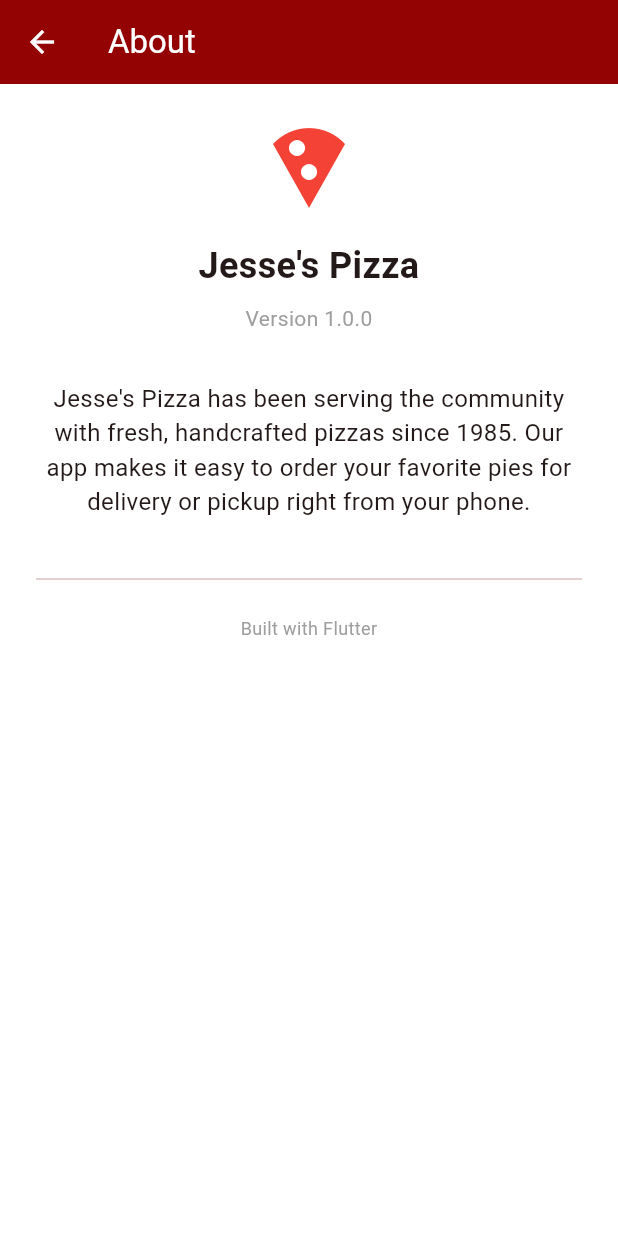
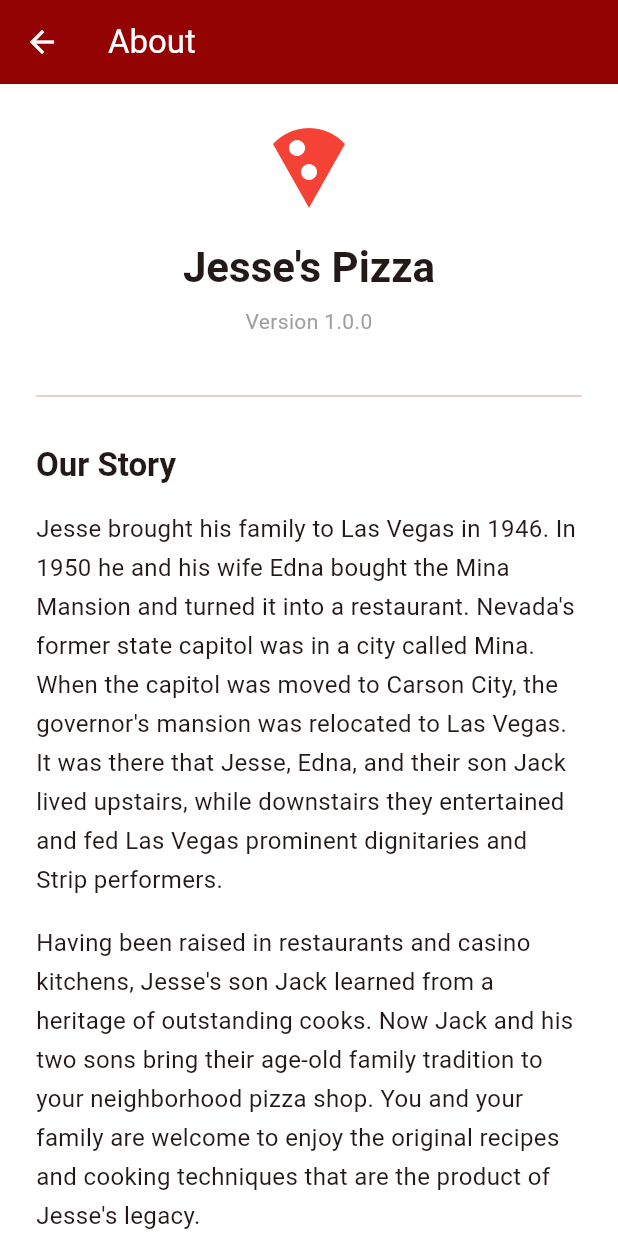
Before and after one commit to rick-duggan-ai/jesses-pizza, a Flutter app: the AboutScreen screen opened directly, on a phone screen of 412 x 824 dp. Run offline on Flutter 3.47's test engine with Material 3 defaults, Android fonts, the phone set to English and light mode, and no system bars; our stand-ins replace cached_network_image, device_info_plus, dio, equatable, flutter_bloc, flutter_secure_storage and 4 more; missing offline and left inert: signalr_netcore; accounts and stored records are empty; statements that could not run were skipped; project files that could hold a hidden picture were left out.

Commit message:
feat: update About screen with Jesse's Pizza history (#107)
Replace placeholder about text with the authentic Jesse's Pizza family
history, organized into "Our Story" and "Our Food" sections with proper
typography and spacing. Add 9 widget tests verifying key history phrases
and section headings.

Co-Authored-By: Claude Opus 4.6 (1M context) <noreply@anthropic.com>

```diff
--- a/JessesPizza/JessesPizzaMobilev2/lib/presentation/screens/account/about_screen.dart
+++ b/JessesPizza/JessesPizzaMobilev2/lib/presentation/screens/account/about_screen.dart
@@ -5,41 +5,97 @@ class AboutScreen extends StatelessWidget {
 
   @override
   Widget build(BuildContext context) {
+    final theme = Theme.of(context);
+
     return Scaffold(
       appBar: AppBar(title: const Text('About')),
-      body: ListView(
+      body: SingleChildScrollView(
         padding: const EdgeInsets.all(24),
-        children: const [
-          Icon(Icons.local_pizza, size: 64, color: Colors.red),
-          SizedBox(height: 16),
-          Text(
+        child: Column(
+          crossAxisAlignment: CrossAxisAlignment.start,
+          children: [
+            const Center(
+              child: Icon(Icons.local_pizza, size: 64, color: Colors.red),
+            ),
+            const SizedBox(height: 16),
+            Center(
+              child: Text(
                 "Jesse's Pizza",
-            style: TextStyle(fontSize: 24, fontWeight: FontWeight.bold),
+                style: theme.textTheme.headlineMedium?.copyWith(
+                  fontWeight: FontWeight.bold,
+                ),
                 textAlign: TextAlign.center,
               ),
-          SizedBox(height: 8),
-          Text(
+            ),
+            const SizedBox(height: 8),
+            const Center(
+              child: Text(
                 'Version 1.0.0',
                 style: TextStyle(color: Colors.grey),
                 textAlign: TextAlign.center,
               ),
-          SizedBox(height: 32),
+            ),
+            const SizedBox(height: 32),
+            const Divider(),
+            const SizedBox(height: 24),
             Text(
-            "Jesse's Pizza has been serving the community with fresh, handcrafted pizzas "
-            'since 1985. Our app makes it easy to order your favorite pies for delivery or '
-            'pickup right from your phone.',
-            style: TextStyle(fontSize: 16),
-            textAlign: TextAlign.center,
+              'Our Story',
+              style: theme.textTheme.titleLarge?.copyWith(
+                fontWeight: FontWeight.bold,
               ),
-          SizedBox(height: 32),
-          Divider(),
-          SizedBox(height: 16),
+            ),
+            const SizedBox(height: 16),
+            const Text(
+              'Jesse brought his family to Las Vegas in 1946. In 1950 he and his '
+              'wife Edna bought the Mina Mansion and turned it into a restaurant. '
+              "Nevada's former state capitol was in a city called Mina. When the "
+              "capitol was moved to Carson City, the governor's mansion was "
+              'relocated to Las Vegas. It was there that Jesse, Edna, and their '
+              'son Jack lived upstairs, while downstairs they entertained and fed '
+              "Las Vegas prominent dignitaries and Strip performers.",
+              style: TextStyle(fontSize: 16, height: 1.6),
+            ),
+            const SizedBox(height: 16),
+            const Text(
+              "Having been raised in restaurants and casino kitchens, Jesse's son "
+              'Jack learned from a heritage of outstanding cooks. Now Jack and '
+              'his two sons bring their age-old family tradition to your '
+              'neighborhood pizza shop. You and your family are welcome to enjoy '
+              'the original recipes and cooking techniques that are the product '
+              "of Jesse's legacy.",
+              style: TextStyle(fontSize: 16, height: 1.6),
+            ),
+            const SizedBox(height: 24),
+            const Divider(),
+            const SizedBox(height: 24),
             Text(
+              'Our Food',
+              style: theme.textTheme.titleLarge?.copyWith(
+                fontWeight: FontWeight.bold,
+              ),
+            ),
+            const SizedBox(height: 16),
+            const Text(
+              'Our menu is filled with items made from scratch, not just our '
+              'pizza. Our pizza sauce is a secret recipe, but we are willing to '
+              'reveal to you, our customers, the one secret ingredient that makes '
+              'our sauce so good... time. We chop, we mix, we stir... for hours. '
+              'This is no canned pizza sauce like you will get with almost every '
+              'other pizza out there. This pizza is the real thing.',
+              style: TextStyle(fontSize: 16, height: 1.6),
+            ),
+            const SizedBox(height: 32),
+            const Divider(),
+            const SizedBox(height: 16),
+            const Center(
+              child: Text(
                 'Built with Flutter',
                 style: TextStyle(color: Colors.grey, fontSize: 12),
                 textAlign: TextAlign.center,
               ),
+            ),
           ],
+        ),
       ),
     );
   }
```
Also changed, not shown: 1 other file. Lines whose indentation alone changed are shown as unchanged.
